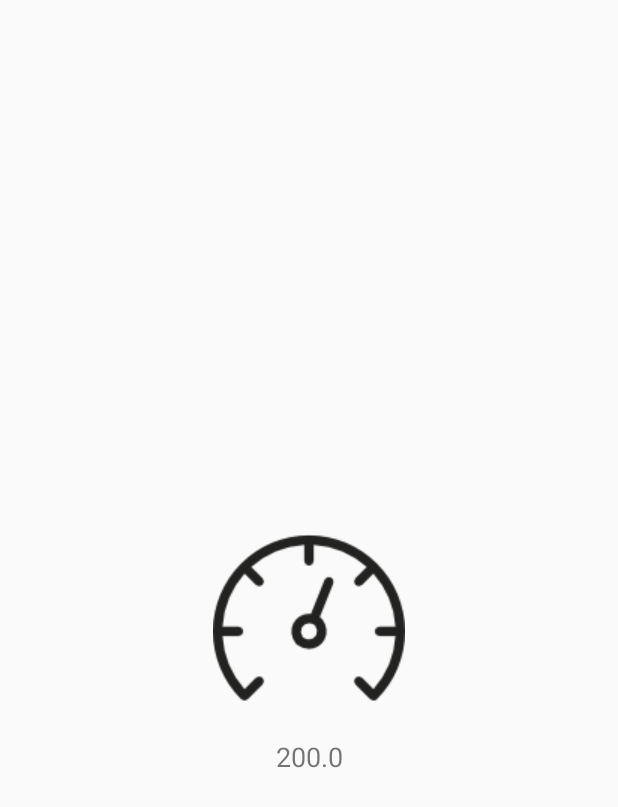
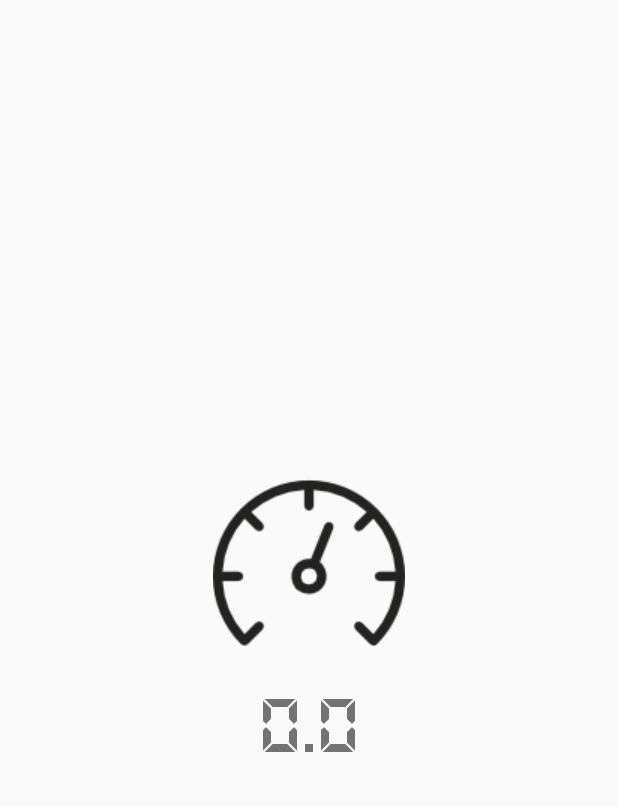
Before and after one commit to EdneiFNeto/Projects-Android, an Android app: the screen it shows after launch (NavigationActivity), on a phone screen of 412 x 824 dp. Shown: the top 807 px of the screen. Run offline under Robolectric (Android 15) with nearby library versions, the phone set to English and light mode, and no system bars; our stand-ins replace Room's generated code, data binding; 1 statement that could not run was skipped.

```diff
--- a/app/src/main/AndroidManifest.xml
+++ b/app/src/main/AndroidManifest.xml
@@ -1,6 +1,10 @@
 <?xml version="1.0" encoding="utf-8"?>
 <manifest xmlns:android="http://schemas.android.com/apk/res/android"
     package="com.example.solid">
+
+    <uses-permission android:name="android.permission.INTERNET"/>
+    <uses-permission android:name="android.permission.ACCESS_FINE_LOCATION"/>
+    <uses-permission android:name="android.permission.ACCESS_COARSE_LOCATION"/>
 
     <application
         android:name=".AppApplication"
--- a/app/src/main/java/com/example/solid/extensions/Formatter.kt
+++ b/app/src/main/java/com/example/solid/extensions/Formatter.kt
@@ -1,5 +1,9 @@
 package com.example.solid.extensions
 
+import java.text.NumberFormat
+import java.util.*
+
 fun Double.formatterKm(): String {
-    return "${this.toString().replace(".", ",")}/KM"
+    var currencyInstance = NumberFormat.getCurrencyInstance(Locale("pt", "BR"))
+    return currencyInstance.format(this).replace("R$", "") +"/KM"
 }
--- a/app/src/main/java/com/example/solid/model/Speedometer.kt
+++ b/app/src/main/java/com/example/solid/model/Speedometer.kt
@@ -1,3 +1,3 @@
 package com.example.solid.model
 
-class Speedometer(val km: Double)
+class Speedometer(var km: Double)
--- a/app/src/main/java/com/example/solid/ui/fragment/SpeedometerFragment.kt
+++ b/app/src/main/java/com/example/solid/ui/fragment/SpeedometerFragment.kt
@@ -1,14 +1,26 @@
 package com.example.solid.ui.fragment
 
+import android.Manifest
+import android.content.Context
+import android.content.pm.PackageManager
+import android.location.Location
+import android.location.LocationListener
+import android.location.LocationManager
 import android.os.Bundle
+import android.util.Log
 import android.view.LayoutInflater
 import android.view.View
 import android.view.ViewGroup
+import androidx.core.app.ActivityCompat
 import com.example.solid.databinding.FragmentVelocimetroBinding
 import com.example.solid.model.Speedometer
+import kotlin.random.Random
 
-class SpeedometerFragment : BasaFragment() {
+private const val TAG = "SpeedometerFragment"
+
+class SpeedometerFragment : BasaFragment(), LocationListener {
     private lateinit var velocimetroBinding: FragmentVelocimetroBinding
+    private var speedometer: Speedometer = Speedometer(km = 0.0)
 
     override fun onCreateView(
         inflater: LayoutInflater, container: ViewGroup?,
@@ -20,6 +32,111 @@ class SpeedometerFragment : BasaFragment() {
 
     override fun onViewCreated(view: View, savedInstanceState: Bundle?) {
         super.onViewCreated(view, savedInstanceState)
-        velocimetroBinding.speedometer = Speedometer(km = 200.0)
+        velocimetroBinding.speedometer = speedometer
+        requestPermission()
+        locationPermission()
     }
+
+    private fun locationPermission() {
+        var locationManager = context?.getSystemService(Context.LOCATION_SERVICE) as LocationManager
+        context?.let {
+            if (ActivityCompat.checkSelfPermission(
+                    it,
+                    Manifest.permission.ACCESS_FINE_LOCATION
+                ) != PackageManager.PERMISSION_GRANTED && ActivityCompat.checkSelfPermission(
+                    it,
+                    Manifest.permission.ACCESS_COARSE_LOCATION
+                ) != PackageManager.PERMISSION_GRANTED
+            ) {
+                return
+            }
+
+            locationManager.requestLocationUpdates(LocationManager.GPS_PROVIDER, 0L, 0F, this)
+        }
+    }
+
+    override fun onLocationChanged(location: Location) {
+
+        var speed = (location.speed * 3600) / 1000
+        val veloc = getSpeed(speed).toFloat()
+
+        if (location.hasSpeed()) {
+            addKM(veloc.toDouble())
+        } else {
+            addKM(0.0)
+        }
+
+        Log.e(TAG, "Speed $veloc")
+    }
+
+    private fun addKM(veloc: Double) {
+        speedometer.km = veloc
+        velocimetroBinding.speedometer = speedometer
+    }
+
+    override fun onStatusChanged(provider: String?, status: Int, extras: Bundle?) {}
+
+    override fun onProviderDisabled(provider: String) {
+        super.onProviderDisabled(provider)
+    }
+
+    override fun onProviderEnabled(provider: String) {
+        super.onProviderEnabled(provider)
+    }
+
+    private fun getSpeed(speed: Float) = when {
+        speed > 0.0 -> speed.toDouble()
+        speed > 5.0 -> speed.toDouble()
+        speed > 10.0 -> speed.toDouble()
+        else -> 0.0
+    }
+
+    private fun requestPermission() {
+        var permissionsToRequest = mutableListOf<String>()
+        context?.let {
+            if (!getPermission(it)) {
+                permissionsToRequest.add(Manifest.permission.ACCESS_COARSE_LOCATION)
+                permissionsToRequest.add(Manifest.permission.ACCESS_FINE_LOCATION)
+            }
+
+            if (permissionsToRequest.isNotEmpty()) {
+                activity?.let { activity ->
+                    ActivityCompat.requestPermissions(
+                        activity,
+                        permissionsToRequest.toTypedArray(),
+                        0
+                    )
+                }
+            }
+        }
+    }
+
+    private fun getPermission(context: Context) =
+        ActivityCompat.checkSelfPermission(context, Manifest.permission.ACCESS_COARSE_LOCATION) ==
+                PackageManager.PERMISSION_GRANTED
+                && ActivityCompat.checkSelfPermission(
+            context,
+            Manifest.permission.ACCESS_FINE_LOCATION
+        ) ==
+                PackageManager.PERMISSION_GRANTED
+
+    override fun onRequestPermissionsResult(
+        requestCode: Int,
+        permissions: Array<out String>,
+        grantResults: IntArray
+    ) {
+        super.onRequestPermissionsResult(requestCode, permissions, grantResults)
+        if (requestCode == 0 && grantResults.isNotEmpty()) {
+            for (i in grantResults.indices) {
+                if (grantResults[i] == PackageManager.PERMISSION_GRANTED) {
+                    Log.i("Permission", "${permissions[i]} granted")
+                }
+            }
+        }
+    }
+
+    override fun onPause() {
+        super.onPause()
+    }
+
 }
--- a/app/src/main/res/layout/fragment_velocimetro.xml
+++ b/app/src/main/res/layout/fragment_velocimetro.xml
@@ -9,36 +9,27 @@
             name="speedometer"
             type="com.example.solid.model.Speedometer" />
     </data>
-
-    <androidx.constraintlayout.widget.ConstraintLayout
+    <LinearLayout
         android:layout_width="match_parent"
-        android:layout_height="match_parent"
-        tools:context=".VelocimetroFragment">
+        android:orientation="vertical"
+        android:gravity="center"
+        android:layout_height="match_parent">
 
         <ImageView
             android:id="@+id/imageView"
             android:layout_width="wrap_content"
             android:layout_height="wrap_content"
-            android:src="@drawable/ic_speed"
-            app:layout_constraintBottom_toBottomOf="parent"
-            app:layout_constraintEnd_toEndOf="parent"
-            app:layout_constraintStart_toStartOf="parent"
-            app:layout_constraintTop_toTopOf="parent" />
+            android:src="@drawable/ic_speed"/>
 
         <TextView
-            android:layout_width="0dp"
+            android:fontFamily="@font/bold_digital"
+            android:layout_width="match_parent"
             android:layout_height="wrap_content"
             android:layout_marginTop="16dp"
             android:text="@{String.valueOf(speedometer.km)}"
             android:textAlignment="center"
             android:textSize="@dimen/sizetextView"
             app:formatarKM="@{speedometer.km}"
-            app:layout_constraintBottom_toBottomOf="parent"
-            app:layout_constraintEnd_toEndOf="parent"
-            app:layout_constraintStart_toStartOf="parent"
-            app:layout_constraintTop_toBottomOf="@+id/imageView"
-            app:layout_constraintVertical_bias="0.0"
-            tools:text="@tools:sample/full_names" />
-
-    </androidx.constraintlayout.widget.ConstraintLayout>
+            tools:text="@sample/speed.json/speed/km" />
+    </LinearLayout>
 </layout>
--- a/app/src/main/res/values/dimens.xml
+++ b/app/src/main/res/values/dimens.xml
@@ -1,4 +1,4 @@
 <?xml version="1.0" encoding="utf-8"?>
 <resources>
-    <dimen name="sizetextView">18sp</dimen>
+    <dimen name="sizetextView">56sp</dimen>
 </resources>
```
Also changed, not shown: app/src/main/res/font/bold_digital.TTF (added), app/src/main/res/font/normal_digital.TTF (added), app/src/main/res/font/rold_digital.TTF (added), 1 other file.
